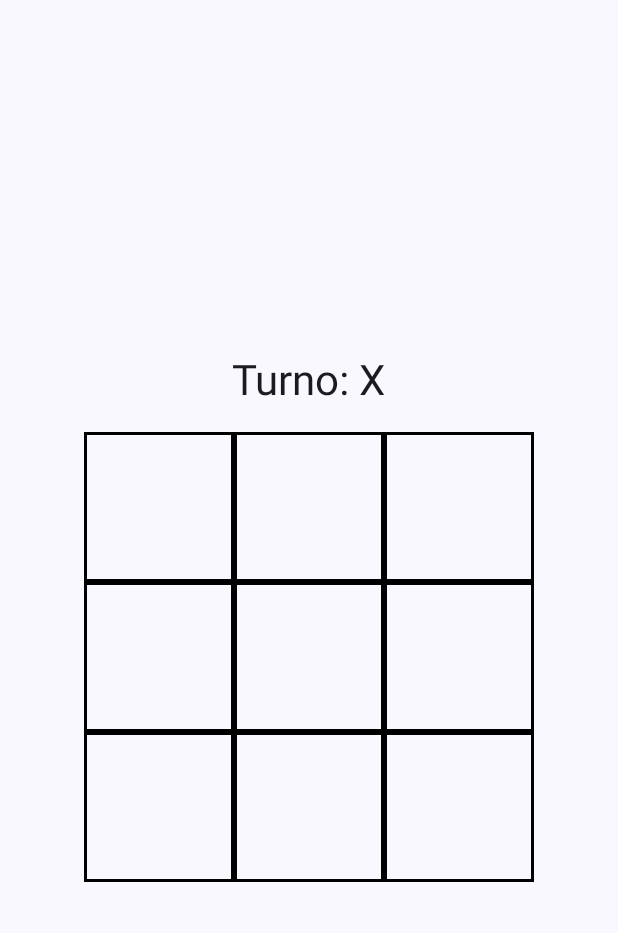
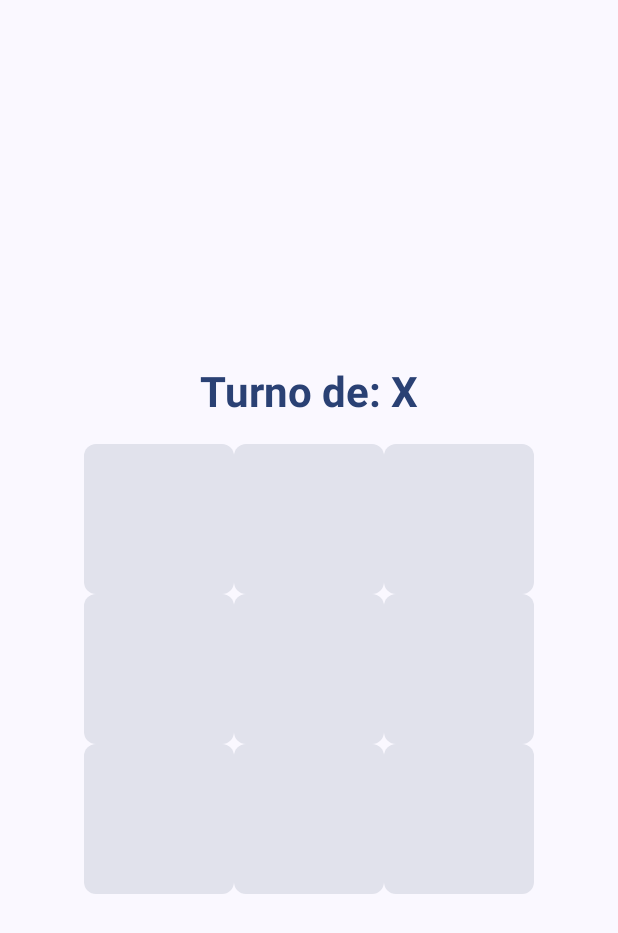
Before and after one commit to JeanMarcoMiranda/XoLogic, an Android app built with Jetpack Compose: the screen it shows after launch (MainActivity), on a phone screen of 412 x 824 dp. Shown: the top 933 px of the screen. Run offline under Robolectric (Android 15) with nearby library versions, the phone set to English and light mode, and no system bars.

Commit message:
feat: change visual board

```diff
--- a/app/src/main/java/com/jacket/xologic/ui/components/Board.kt
+++ b/app/src/main/java/com/jacket/xologic/ui/components/Board.kt
@@ -45,10 +45,8 @@ fun Board() {
     ) {
         // Show whos player is the turn if there is not a winner yet
         if (winner == null) {
-            Text(
-                text = "Turno: ${gameState.currentPlayer}",
-                style = MaterialTheme.typography.headlineMedium,
-                modifier = Modifier.padding(bottom = 16.dp)
+            TurnIndicator(
+                currentPlayer = gameState.currentPlayer
             )
         }
 
@@ -58,8 +56,9 @@ fun Board() {
             Row {
                 for (col in 0 until 3) {
                     val index = row * 3 + col
+                    val cellSymbol = gameState.board[index]
 
-                    BoardCell(symbol = gameState.board[index], onClick = {
+                    BoardCell(symbol = cellSymbol.orEmpty(), onClick = {
                         if (gameState.board[index] == null && winner == null) { // Should not allow to play if there is a winner
                             gameState = gameState.copy(
                                 board = gameState.board.toMutableList().apply {
--- a/app/src/main/java/com/jacket/xologic/ui/components/BoardCell.kt
+++ b/app/src/main/java/com/jacket/xologic/ui/components/BoardCell.kt
@@ -1,39 +1,54 @@
 package com.jacket.xologic.ui.components
 
+import androidx.compose.animation.AnimatedContent
+import androidx.compose.animation.core.tween
+import androidx.compose.animation.fadeIn
+import androidx.compose.animation.fadeOut
+import androidx.compose.animation.togetherWith
+import androidx.compose.animation.with
+import androidx.compose.foundation.background
 import androidx.compose.foundation.border
 import androidx.compose.foundation.clickable
 import androidx.compose.foundation.layout.Box
 import androidx.compose.foundation.layout.size
+import androidx.compose.foundation.shape.RoundedCornerShape
 import androidx.compose.material3.MaterialTheme
 import androidx.compose.material3.Text
 import androidx.compose.runtime.Composable
 import androidx.compose.ui.Alignment
 import androidx.compose.ui.Modifier
+import androidx.compose.ui.draw.scale
 import androidx.compose.ui.graphics.Color
+import androidx.compose.ui.text.font.FontWeight
 import androidx.compose.ui.unit.dp
 
 @Composable
 fun BoardCell(
-    symbol: String?,
-    onClick: () -> Unit
+    symbol: String = "", // Valor por defecto vacío
+    onClick: () -> Unit,
+    modifier: Modifier = Modifier
 ) {
     Box(
-        modifier = Modifier
+        contentAlignment = Alignment.Center,
+        modifier = modifier
             .size(100.dp)
-            .border(2.dp, Color.Black)
-            .clickable(
-                enabled = symbol == null,
-            ) {
-                onClick()
-            },
-        contentAlignment = Alignment.Center
+            .background(MaterialTheme.colorScheme.surfaceVariant, RoundedCornerShape(8.dp))
+            .clickable(enabled = symbol.isEmpty()) { onClick() } // Solo permite clics en celdas vacías
     ) {
-        symbol?.let {
-            Text(
-                text = it,
-                style = MaterialTheme.typography.headlineLarge,
-                color = if (it == "X") Color.Red else Color.Blue
-            )
+        AnimatedContent(
+            targetState = symbol,
+            transitionSpec = {
+                fadeIn(animationSpec = tween(300)) togetherWith  fadeOut(animationSpec = tween(300))
+            }
+        ) { targetSymbol ->
+            if (targetSymbol.isNotEmpty()) { // Evita mostrar "nada" cuando está vacío
+                Text(
+                    text = targetSymbol,
+                    style = MaterialTheme.typography.displayMedium.copy(fontWeight = FontWeight.Bold),
+                    color = if (targetSymbol == "X") Color.Red else Color.Blue,
+                    modifier = Modifier.scale(1.2f) // Pequeño efecto de escala al aparecer
+                )
+            }
         }
     }
 }
--- /dev/null
+++ b/app/src/main/java/com/jacket/xologic/ui/components/TurnIndicator.kt
@@ -0,0 +1,29 @@
+package com.jacket.xologic.ui.components
+
+import androidx.compose.animation.AnimatedVisibility
+import androidx.compose.animation.fadeIn
+import androidx.compose.animation.fadeOut
+import androidx.compose.animation.slideInVertically
+import androidx.compose.foundation.layout.padding
+import androidx.compose.material3.MaterialTheme
+import androidx.compose.material3.Text
+import androidx.compose.runtime.Composable
+import androidx.compose.ui.Modifier
+import androidx.compose.ui.text.font.FontWeight
+import androidx.compose.ui.unit.dp
+
+@Composable
+fun TurnIndicator(currentPlayer: String) {
+    AnimatedVisibility(
+        visible = true,
+        enter = slideInVertically(initialOffsetY = { -50 }) + fadeIn(),
+        exit = fadeOut()
+    ) {
+        Text(
+            text = "Turno de: $currentPlayer",
+            style = MaterialTheme.typography.headlineMedium.copy(fontWeight = FontWeight.Bold),
+            color = MaterialTheme.colorScheme.primary,
+            modifier = Modifier.padding(16.dp)
+        )
+    }
+}
```
